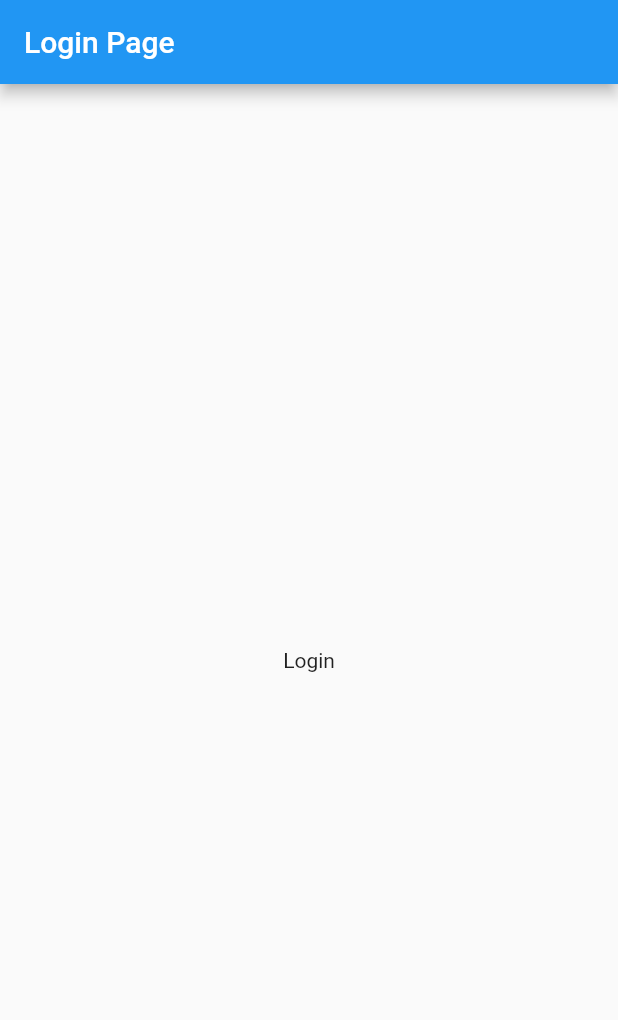
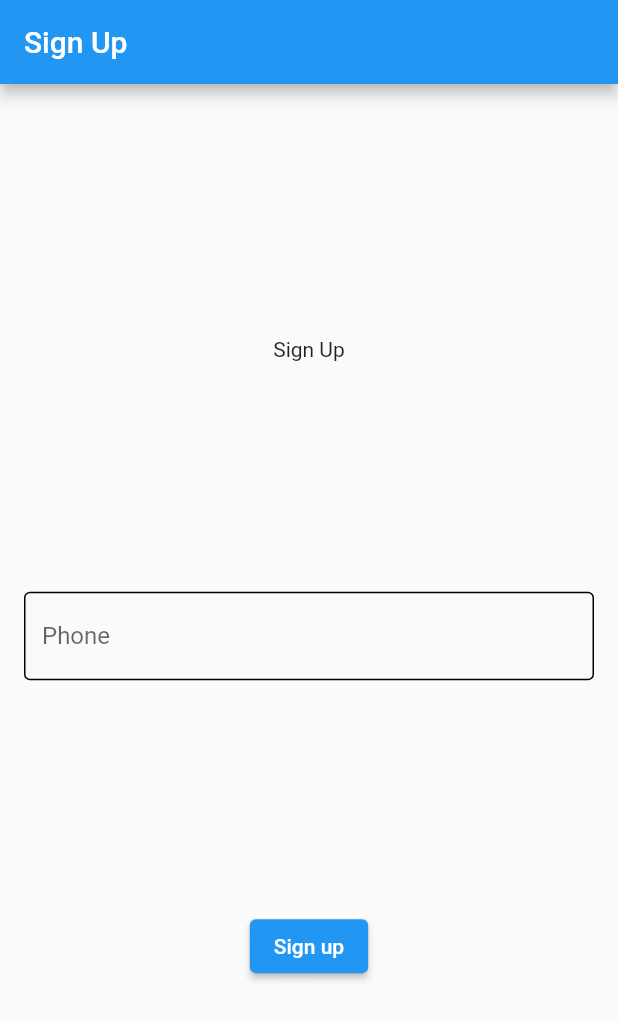
Before and after one commit to Jamshid1901/foode_app, a Flutter app: the screen it shows after launch, on a phone screen of 412 x 824 dp. Shown: the top 1020 px of the screen. Run offline on Flutter 3.47's test engine with Material 2 defaults, Android fonts, the phone set to English and light mode, and no system bars; our stand-ins replace firebase_auth, firebase_core, sms_autofill; accounts and stored records are empty.

Commit message:
- set up app

```diff
--- a/lib/main.dart
+++ b/lib/main.dart
@@ -1,5 +1,7 @@
 import 'package:firebase_core/firebase_core.dart';
 import 'package:flutter/material.dart';
+import 'package:foode_app/controller/auth_controller.dart';
+import 'package:provider/provider.dart';
 
 import 'view/pages/auth/splash_page.dart';
 
@@ -14,12 +16,14 @@ class MyApp extends StatelessWidget {
 
   @override
   Widget build(BuildContext context) {
-    return MaterialApp(
-      title: 'Flutter Demo',
-      theme: ThemeData(
-        primarySwatch: Colors.blue,
+    return MultiProvider(
+      providers: [
+        ChangeNotifierProvider(create: (context) => AuthController())
+      ],
+      child: const MaterialApp(
+        title: 'Flutter Demo',
+        home: SplashPage(),
       ),
-      home: SplashPage(),
     );
   }
 }
--- /dev/null
+++ b/lib/view/component/custom_text_from.dart
@@ -0,0 +1,27 @@
+import 'package:flutter/material.dart';
+
+class CustomTextFrom extends StatelessWidget {
+  final TextEditingController controller;
+  final String label;
+  final TextInputType keyboardType;
+
+  const CustomTextFrom(
+      {Key? key,
+      required this.controller,
+      required this.label,
+      this.keyboardType = TextInputType.text})
+      : super(key: key);
+
+  @override
+  Widget build(BuildContext context) {
+    return TextFormField(
+      controller: controller,
+      keyboardType: keyboardType,
+      decoration: InputDecoration(
+          labelText: label,
+          border: OutlineInputBorder(),
+          enabledBorder: OutlineInputBorder(),
+          focusedBorder: OutlineInputBorder()),
+    );
+  }
+}
--- /dev/null
+++ b/lib/view/pages/auth/sign_up.dart
@@ -0,0 +1,66 @@
+import 'package:flutter/material.dart';
+import 'package:foode_app/controller/auth_controller.dart';
+import 'package:foode_app/view/component/custom_text_from.dart';
+import 'package:foode_app/view/pages/auth/verfy_page.dart';
+import 'package:provider/provider.dart';
+
+class SignUp extends StatefulWidget {
+  const SignUp({Key? key}) : super(key: key);
+
+  @override
+  State<SignUp> createState() => _SignUpState();
+}
+
+class _SignUpState extends State<SignUp> {
+  late TextEditingController controller;
+
+  @override
+  void initState() {
+    controller = TextEditingController();
+    super.initState();
+  }
+
+  @override
+  void dispose() {
+    controller.dispose();
+    super.dispose();
+  }
+
+  @override
+  Widget build(BuildContext context) {
+    return Scaffold(
+      appBar: AppBar(
+        title: Text("Sign Up"),
+      ),
+      body: Padding(
+        padding: const EdgeInsets.all(16.0),
+        child: Column(
+          mainAxisAlignment: MainAxisAlignment.spaceEvenly,
+          children: [
+            Text("Sign Up"),
+            CustomTextFrom(
+              controller: controller,
+              label: "Phone",
+              keyboardType: TextInputType.phone,
+            ),
+            ElevatedButton(
+                onPressed: () {
+                  context.read<AuthController>().sendSms(controller.text, () {
+                    Navigator.push(context,
+                        MaterialPageRoute(builder: (_) => const VerifyPage()));
+                  });
+                },
+                child: context.watch<AuthController>().isLoading
+                    ? const Padding(
+                        padding: EdgeInsets.all(2.0),
+                        child: CircularProgressIndicator(
+                          color: Colors.white,
+                        ),
+                      )
+                    : const Text("Sign up"))
+          ],
+        ),
+      ),
+    );
+  }
+}
--- a/lib/view/pages/auth/splash_page.dart
+++ b/lib/view/pages/auth/splash_page.dart
@@ -1,4 +1,5 @@
 import 'package:flutter/material.dart';
+import 'package:foode_app/view/pages/auth/sign_up.dart';
 
 import 'login_page.dart';
 
@@ -14,7 +15,7 @@ class _SplashPageState extends State<SplashPage> {
   void initState() {
     WidgetsBinding.instance.addPostFrameCallback((_) {
       Navigator.pushAndRemoveUntil(context,
-          MaterialPageRoute(builder: (_) => LoginPage()), (route) => false);
+          MaterialPageRoute(builder: (_) => SignUp()), (route) => false);
     });
 
     super.initState();
--- a/pubspec.yaml
+++ b/pubspec.yaml
@@ -39,6 +39,7 @@ dependencies:
   firebase_core: ^2.4.1
   firebase_auth: ^4.2.5
   shared_preferences: ^2.0.17
+  sms_autofill: ^2.2.0
 
 dev_dependencies:
   flutter_test:
```
Also changed, not shown: lib/controller/auth_controller.dart (added, +44 -0 lines), lib/model/address_model.dart (added, +20 -0 lines), lib/model/user_model.dart (added, +59 -0 lines), lib/view/pages/auth/verfy_page.dart (added, +67 -0 lines), pubspec.lock, 4 other files.
